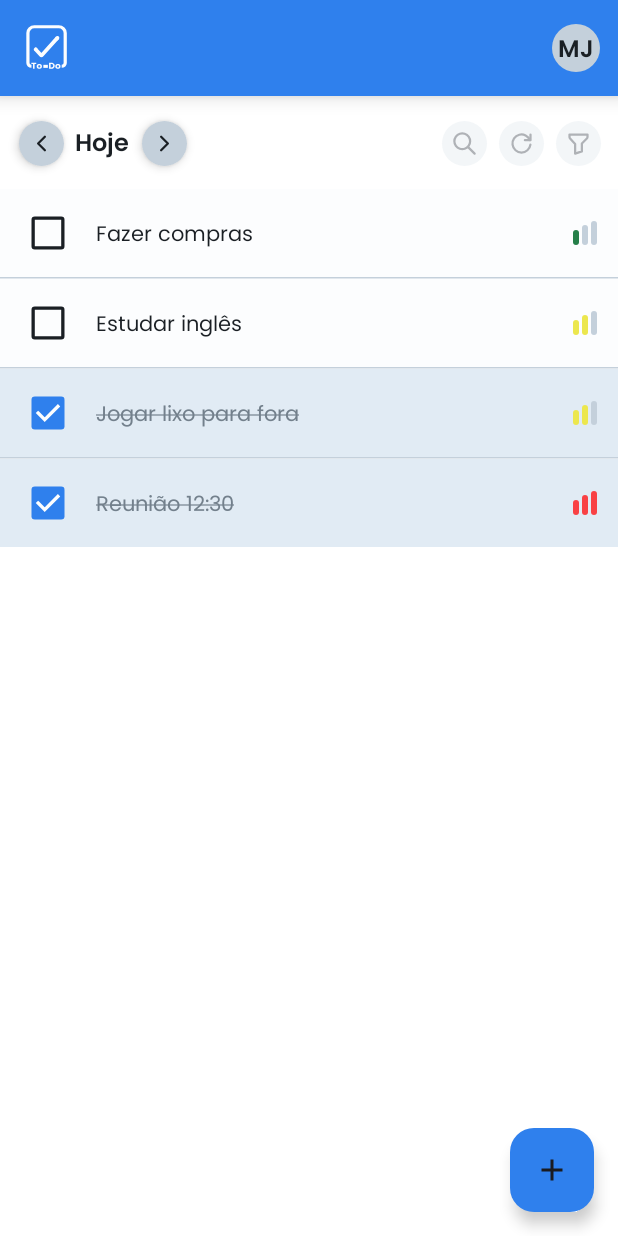
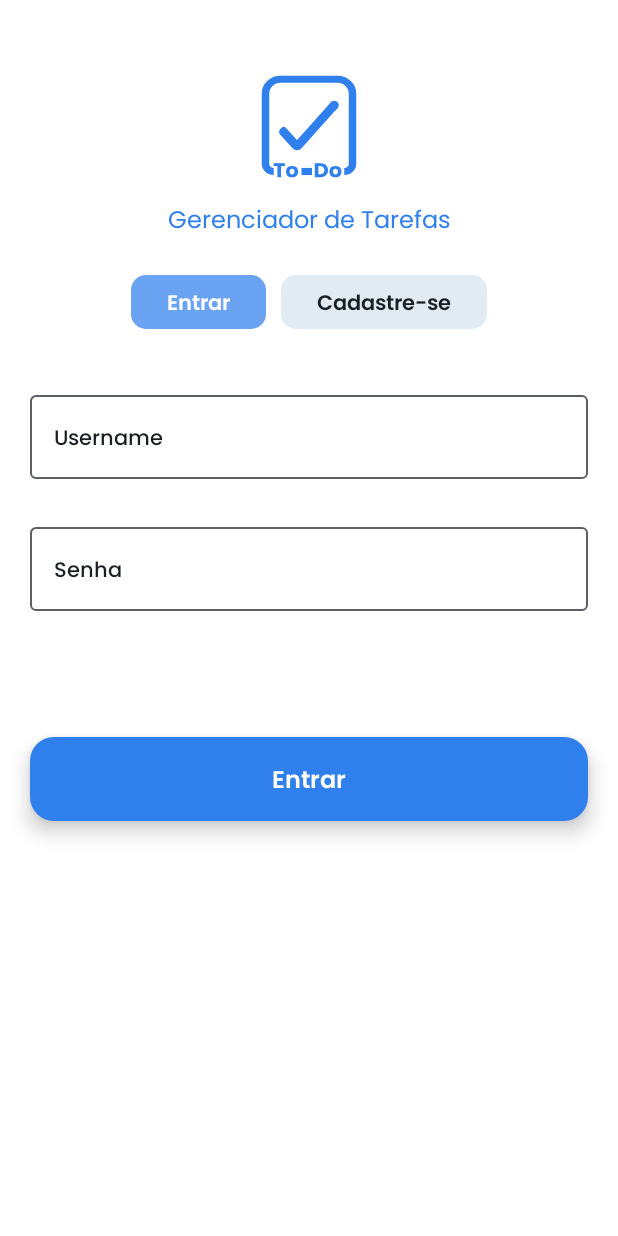
Before and after one commit to matheusjuan1/todolist-android, an Android app built with Jetpack Compose: the screen it shows after launch (MainActivity), on a phone screen of 412 x 824 dp. Run offline under Robolectric (Android 15) with nearby library versions, the phone set to English and light mode, and no system bars.

Commit message:
feat: adiciona tela de login

```diff
--- a/app/src/main/java/br/com/matheusjuan/todolist/ui/components/button/TodoButton.kt
+++ b/app/src/main/java/br/com/matheusjuan/todolist/ui/components/button/TodoButton.kt
@@ -31,6 +31,7 @@ fun TodoButton(
     text: String? = null,
     @DrawableRes iconRes: Int? = null,
     color: Color = BlueBase,
+    textColor: Color = Color.White,
     enabled: Boolean = true,
     onClick: () -> Unit
 ) {
@@ -62,7 +63,7 @@ fun TodoButton(
                 Text(
                     text = text,
                     style = Typography.labelLarge,
-                    color = if (enabled) Color.White else Gray400
+                    color = if (enabled) textColor else Gray400
                 )
             }
         }
--- /dev/null
+++ b/app/src/main/java/br/com/matheusjuan/todolist/ui/components/button/TodoSmallButton.kt
@@ -0,0 +1,38 @@
+package br.com.matheusjuan.todolist.ui.components.button
+
+import androidx.compose.foundation.layout.heightIn
+import androidx.compose.foundation.shape.RoundedCornerShape
+import androidx.compose.material3.Button
+import androidx.compose.material3.ButtonDefaults
+import androidx.compose.material3.Text
+import androidx.compose.runtime.Composable
+import androidx.compose.ui.Modifier
+import androidx.compose.ui.graphics.Color
+import androidx.compose.ui.unit.dp
+import br.com.matheusjuan.todolist.ui.theme.BlueBase
+import br.com.matheusjuan.todolist.ui.theme.Typography
+
+@Composable
+fun TodoSmallButton(
+    modifier: Modifier = Modifier,
+    text: String = "",
+    color: Color = BlueBase,
+    textColor: Color = Color.White,
+    onClick: () -> Unit
+) {
+    Button(
+        modifier = modifier
+            .heightIn(min = 36.dp),
+        shape = RoundedCornerShape(10.dp),
+        colors = ButtonDefaults.buttonColors(
+            containerColor = color,
+        ),
+        onClick = onClick
+    ) {
+        Text(
+            text = text,
+            style = Typography.titleLarge,
+            color = textColor
+        )
+    }
+}
--- a/app/src/main/java/br/com/matheusjuan/todolist/ui/routes/NavigationGraph.kt
+++ b/app/src/main/java/br/com/matheusjuan/todolist/ui/routes/NavigationGraph.kt
@@ -10,6 +10,8 @@ import br.com.matheusjuan.todolist.data.model.Task
 import br.com.matheusjuan.todolist.data.model.TaskEdit
 import br.com.matheusjuan.todolist.ui.common.MainScreen
 import br.com.matheusjuan.todolist.ui.common.TopBarScreen
+import br.com.matheusjuan.todolist.ui.screens.auth.LoginScreen
+import br.com.matheusjuan.todolist.ui.screens.auth.RegisterScreen
 import br.com.matheusjuan.todolist.ui.screens.home.HomeScreen
 import br.com.matheusjuan.todolist.ui.screens.splash.SplashScreen
 import br.com.matheusjuan.todolist.ui.screens.task.TaskAddScreen
@@ -29,8 +31,30 @@ fun AppNavigation(
                 SplashScreen(
                     paddingValues = paddingValues,
                     onNavigateToNextScreen = {
+                        navController.navigate(Login)
+                    }
+                )
+            }
+        }
+
+        composable<Login> {
+            MainScreen { paddingValues ->
+                LoginScreen(
+                    paddingValues = paddingValues,
+                    onNavigateToRegister = {
+                        navController.navigate(Register)
+                    },
+                    onLogin = {
                         navController.navigate(Home)
                     }
+                )
+            }
+        }
+
+        composable<Register> {
+            MainScreen { paddingValues ->
+                RegisterScreen(
+                    paddingValues = paddingValues
                 )
             }
         }
--- a/app/src/main/java/br/com/matheusjuan/todolist/ui/routes/UIRoutes.kt
+++ b/app/src/main/java/br/com/matheusjuan/todolist/ui/routes/UIRoutes.kt
@@ -10,3 +10,9 @@ data object Home
 
 @Serializable
 data object TaskAdd
+
+@Serializable
+data object Login
+
+@Serializable
+data object Register
--- /dev/null
+++ b/app/src/main/java/br/com/matheusjuan/todolist/ui/screens/auth/LoginScreen.kt
@@ -0,0 +1,127 @@
+package br.com.matheusjuan.todolist.ui.screens.auth
+
+import androidx.compose.foundation.background
+import androidx.compose.foundation.layout.Arrangement
+import androidx.compose.foundation.layout.Column
+import androidx.compose.foundation.layout.PaddingValues
+import androidx.compose.foundation.layout.Row
+import androidx.compose.foundation.layout.fillMaxSize
+import androidx.compose.foundation.layout.fillMaxWidth
+import androidx.compose.foundation.layout.padding
+import androidx.compose.material3.Icon
+import androidx.compose.material3.Text
+import androidx.compose.runtime.Composable
+import androidx.compose.runtime.getValue
+import androidx.compose.runtime.mutableStateOf
+import androidx.compose.runtime.remember
+import androidx.compose.runtime.setValue
+import androidx.compose.ui.Alignment
+import androidx.compose.ui.Modifier
+import androidx.compose.ui.graphics.Color
+import androidx.compose.ui.res.painterResource
+import androidx.compose.ui.res.stringResource
+import androidx.compose.ui.tooling.preview.Preview
+import androidx.compose.ui.unit.dp
+import br.com.matheusjuan.todolist.R
+import br.com.matheusjuan.todolist.ui.components.button.TodoButton
+import br.com.matheusjuan.todolist.ui.components.button.TodoSmallButton
+import br.com.matheusjuan.todolist.ui.components.textfield.InputType
+import br.com.matheusjuan.todolist.ui.components.textfield.TodoTextField
+import br.com.matheusjuan.todolist.ui.theme.BlueBase
+import br.com.matheusjuan.todolist.ui.theme.BlueLight
+import br.com.matheusjuan.todolist.ui.theme.Gray200
+import br.com.matheusjuan.todolist.ui.theme.Gray600
+import br.com.matheusjuan.todolist.ui.theme.Typography
+
+@Composable
+fun LoginScreen(
+    paddingValues: PaddingValues,
+    onNavigateToRegister: () -> Unit,
+    onLogin: () -> Unit
+) {
+    var username by remember { mutableStateOf("") }
+    var password by remember { mutableStateOf("") }
+
+    Column(
+        modifier = Modifier
+            .fillMaxSize()
+            .background(color = Color.White)
+            .padding(paddingValues),
+        horizontalAlignment = Alignment.CenterHorizontally,
+        verticalArrangement = Arrangement.spacedBy(20.dp)
+    ) {
+
+        Column(
+            modifier = Modifier
+                .fillMaxWidth()
+                .padding(top = 50.dp),
+            horizontalAlignment = Alignment.CenterHorizontally,
+            verticalArrangement = Arrangement.spacedBy(15.dp)
+        ) {
+            Icon(
+                painter = painterResource(R.drawable.logo_todo),
+                tint = BlueBase,
+                contentDescription = stringResource(R.string.app_logo)
+            )
+            Text(
+                text = stringResource(R.string.task_manager),
+                style = Typography.bodyLarge,
+                color = BlueBase
+            )
+        }
+        Row(
+            modifier = Modifier
+                .padding(horizontal = 50.dp),
+            horizontalArrangement = Arrangement.spacedBy(10.dp)
+        ) {
+            TodoSmallButton(
+                text = stringResource(R.string.login),
+                color = BlueLight,
+                onClick = { }
+            )
+            TodoSmallButton(
+                text = stringResource(R.string.register),
+                color = Gray200,
+                textColor = Gray600,
+                onClick = onNavigateToRegister
+            )
+        }
+
+        Column(
+            modifier = Modifier
+                .padding(top = 10.dp, start = 20.dp, end = 20.dp),
+            verticalArrangement = Arrangement.spacedBy(22.dp)
+
+        ) {
+            TodoTextField(
+                value = username,
+                label = stringResource(R.string.username),
+                onValueChange = { username = it }
+            )
+            TodoTextField(
+                value = password,
+                label = stringResource(R.string.password),
+                inputType = InputType.PASSWORD,
+                onValueChange = { password = it }
+            )
+
+            TodoButton(
+                modifier = Modifier
+                    .fillMaxWidth()
+                    .padding(top = 60.dp),
+                text = stringResource(R.string.login),
+                onClick = onLogin
+            )
+        }
+    }
+}
+
+@Preview
+@Composable
+private fun LoginScreenPreview() {
+    LoginScreen(
+        paddingValues = PaddingValues(),
+        onNavigateToRegister = { },
+        onLogin = { }
+    )
+}
--- a/app/src/main/res/values/strings.xml
+++ b/app/src/main/res/values/strings.xml
@@ -22,4 +22,9 @@
     <string name="priority">Prioridade</string>
     <string name="edit">Editar</string>
     <string name="title">Título</string>
+    <string name="task_manager">Gerenciador de Tarefas</string>
+    <string name="username">Username</string>
+    <string name="password">Senha</string>
+    <string name="login">Entrar</string>
+    <string name="register">Cadastre-se</string>
 </resources>
```
Also changed, not shown: app/src/main/java/br/com/matheusjuan/todolist/ui/screens/auth/Empty.kt (deleted).
